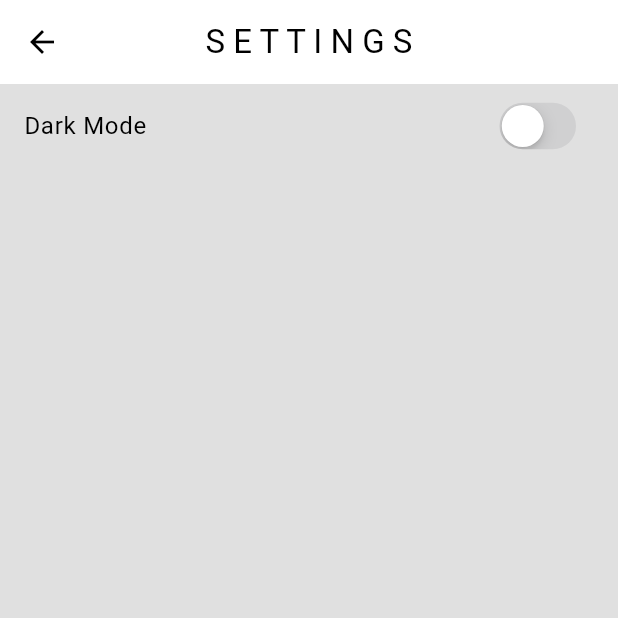
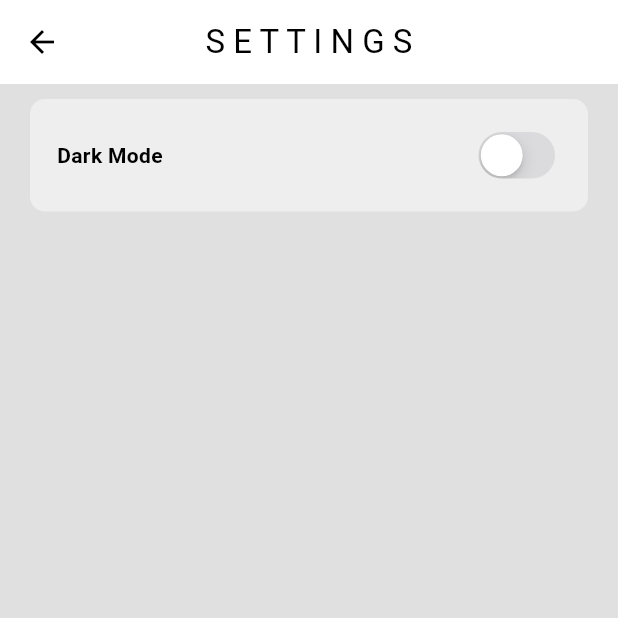
Before and after one commit to Andrew-Marfo/minimal-twitter-clone, a Flutter app: the screen it shows after launch, in the side drawer, after a tap on "S E T T I N G S", on a phone screen of 412 x 824 dp, the top half of it. Run offline on Flutter 3.47's test engine with Material 3 defaults, Android fonts, the phone set to English and light mode, and no system bars.

Commit message:
decorating the settings list tile

```diff
--- a/lib/components/my_settings_list_tile.dart
+++ b/lib/components/my_settings_list_tile.dart
@@ -14,11 +14,24 @@ class MySettingsListTile extends StatelessWidget {
 
   @override
   Widget build(BuildContext context) {
-    return ListTile(
-      title: Text(title),
-      trailing: CupertinoSwitch(
-        value: value,
-        onChanged: onChanged,
+    return Container(
+      margin: const EdgeInsets.symmetric(horizontal: 20, vertical: 10),
+      padding: const EdgeInsets.all(18),
+      decoration: BoxDecoration(
+          color: Theme.of(context).colorScheme.secondary,
+          borderRadius: BorderRadius.circular(10)),
+      child: Row(
+        mainAxisAlignment: MainAxisAlignment.spaceBetween,
+        children: [
+          Text(
+            title,
+            style: const TextStyle(fontWeight: FontWeight.bold),
+          ),
+          CupertinoSwitch(
+            value: value,
+            onChanged: onChanged,
+          ),
+        ],
       ),
     );
   }
```
